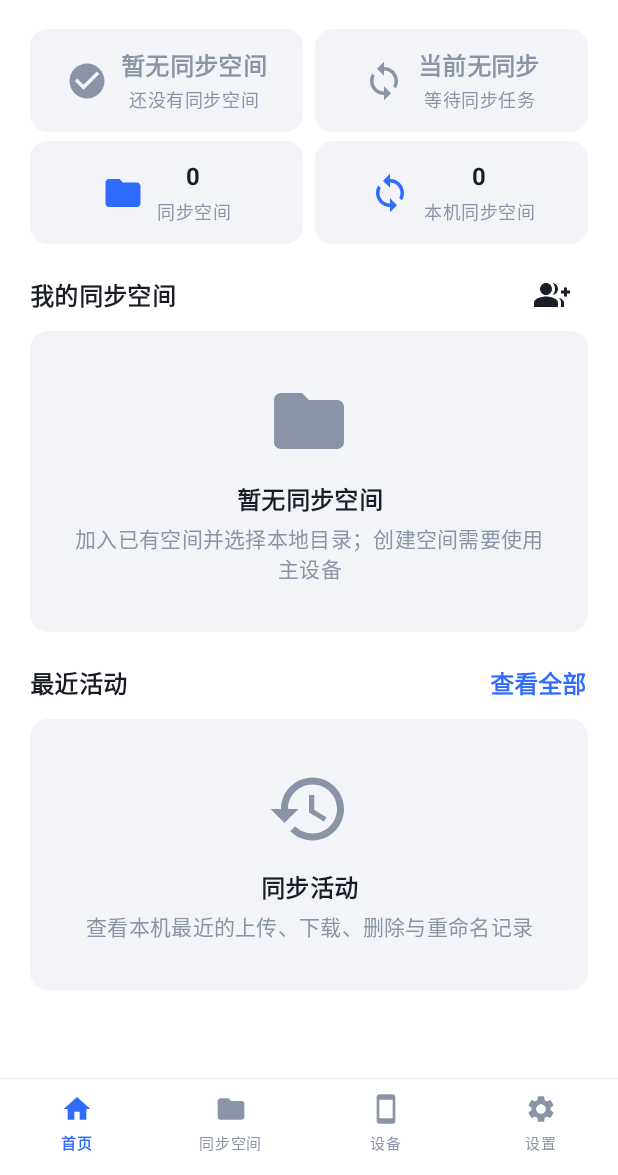
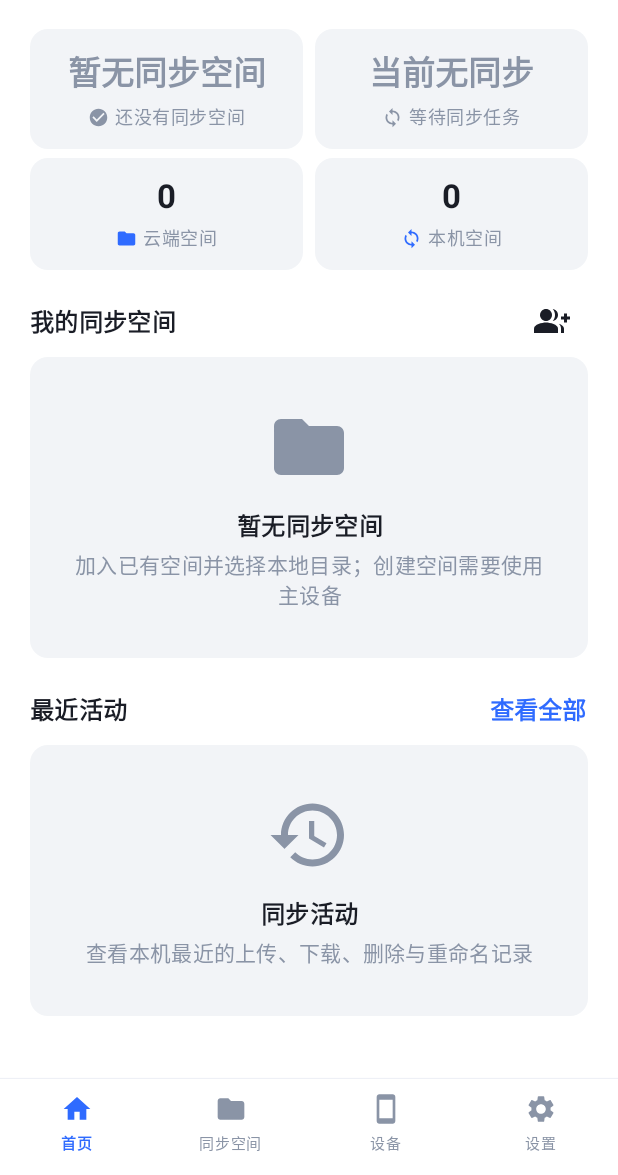
Before and after one commit to zscmeditate/PhotoSync, an Android app built with Jetpack Compose: the HomeScreen screen opened through its navigation route, on a phone screen of 412 x 824 dp, the part 61-1236 px from its top. Run offline under Robolectric (Android 15) with nearby library versions, the phone set to English and light mode, and no system bars; our stand-ins replace Room's generated code; libraries missing offline, so code that uses them is left out: com.jakewharton.retrofit2; network calls fail; 3 statements that could not run were skipped.

Commit message:
fix(android): 修复加入空间状态、孤儿映射与同步队列阻塞
- 加入空间列表隐藏待审批(pending)空间，管理员拒绝后可再次申请
- 刷新空间时清理已删除空间遗留的本地映射，避免本地目录被误判为已占用
- 云端事件永久失败不再阻塞后续事件，仅停止游标确认，避免删除任务长期卡住
- 同步改用应用级作用域，返回上一页不中断传输，并回收被中断的 RUNNING 任务
- 识别 STORAGE_FULL 并记录非 2xx 请求日志，便于定位服务端错误
- 更新应用名称与版本号

```diff
--- a/android/app/src/main/java/com/photosync/app/MainActivity.kt
+++ b/android/app/src/main/java/com/photosync/app/MainActivity.kt
@@ -11,8 +11,11 @@ import androidx.compose.foundation.layout.fillMaxSize
 import androidx.compose.material3.Surface
 import androidx.compose.ui.Modifier
 import androidx.core.content.ContextCompat
+import androidx.lifecycle.lifecycleScope
 import com.photosync.app.ui.navigation.AppRoot
 import com.photosync.app.ui.theme.PhotoSyncTheme
+import kotlinx.coroutines.Dispatchers
+import kotlinx.coroutines.launch
 
 class MainActivity : ComponentActivity() {
 
@@ -32,6 +35,15 @@ class MainActivity : ComponentActivity() {
         }
     }
 
+    override fun onResume() {
+        super.onResume()
+        // 导入/切换应用回来后，清理被取消的同步残留在「进行中」的任务（引擎空闲时才会生效）
+        val container = (application as PhotoSyncApp).container
+        lifecycleScope.launch(Dispatchers.IO) {
+            container.syncEngine.recoverAbortedTasksIfIdle()
+        }
+    }
+
     private fun requestNotificationPermissionIfNeeded() {
         if (Build.VERSION.SDK_INT < Build.VERSION_CODES.TIRAMISU) return
         val granted = ContextCompat.checkSelfPermission(
--- a/android/app/src/main/java/com/photosync/app/PhotoSyncApp.kt
+++ b/android/app/src/main/java/com/photosync/app/PhotoSyncApp.kt
@@ -10,20 +10,20 @@ import kotlinx.coroutines.launch
 
 class PhotoSyncApp : Application() {
 
-    private val appScope = CoroutineScope(SupervisorJob() + Dispatchers.IO)
+    /** 应用级作用域：界面销毁后仍需继续的同步等长任务使用。 */
+    val appScope = CoroutineScope(SupervisorJob() + Dispatchers.IO)
 
     lateinit var container: AppContainer
         private set
 
     override fun onCreate() {
         super.onCreate()
-        val processStartedAt = System.currentTimeMillis()
         container = AppContainer(this)
         container.syncProgressNotifier.start()
         SyncScheduler.enqueue(this)
         appScope.launch {
             // 上次进程被杀时中断的传输不会继续，退回队列，避免界面把陈旧任务显示成「进行中」
-            container.syncRepository.recoverStaleRunning(processStartedAt)
+            container.syncEngine.recoverAbortedTasksIfIdle()
             SyncScheduler.reschedule(this@PhotoSyncApp)
         }
         container.syncRealtimeClient.start()
--- a/android/app/src/main/java/com/photosync/app/data/remote/ApiModels.kt
+++ b/android/app/src/main/java/com/photosync/app/data/remote/ApiModels.kt
@@ -103,6 +103,8 @@ data class SpaceDto(
     val description: String? = null,
     val revision: String = "0",
     val role: String,
+    /** 本机最近一次加入申请的状态；null 表示从未申请或接口未提供。 */
+    val joinRequestStatus: String? = null,
     val memberCount: Int = 0,
     val mappingCount: Int = 0,
     val createdAt: String? = null,
--- a/android/app/src/main/java/com/photosync/app/data/repository/SyncRepository.kt
+++ b/android/app/src/main/java/com/photosync/app/data/repository/SyncRepository.kt
@@ -136,9 +136,9 @@ class SyncRepository(
     suspend fun recoverRunning(spaceId: String) =
         taskDao.recoverRunning(spaceId, System.currentTimeMillis())
 
-    /** 应用进程启动时调用：上次进程被杀时残留的 RUNNING 任务实际已中断，退回队列等待重新执行。 */
-    suspend fun recoverStaleRunning(processStartAt: Long) =
-        taskDao.recoverStaleRunning(processStartAt, System.currentTimeMillis())
+    /** 引擎空闲时调用：上次被取消/进程被杀残留的 RUNNING 任务实际已中断，退回队列等待重新执行。 */
+    suspend fun recoverAllRunning() =
+        taskDao.recoverAllRunning(System.currentTimeMillis())
 
     /** 恢复上次同步被中断后停留在“扫描中”的映射，否则它会被 syncMappings 过滤而永不参与同步。 */
     suspend fun recoverScanning(spaceId: String) = mappingDao.recoverScanning(spaceId)
--- a/android/app/src/main/java/com/photosync/app/data/sync/SyncEngine.kt
+++ b/android/app/src/main/java/com/photosync/app/data/sync/SyncEngine.kt
@@ -25,6 +25,7 @@ import com.photosync.app.data.repository.SyncRepository
 import com.photosync.app.data.remote.SyncLockRequest
 import kotlinx.coroutines.CancellationException
 import kotlinx.coroutines.coroutineScope
+import kotlinx.coroutines.NonCancellable
 import kotlinx.coroutines.delay
 import kotlinx.coroutines.flow.MutableStateFlow
 import kotlinx.coroutines.flow.StateFlow
@@ -34,6 +35,7 @@ import kotlinx.coroutines.isActive
 import kotlinx.coroutines.launch
 import kotlinx.coroutines.sync.Mutex
 import kotlinx.coroutines.sync.withLock
+import kotlinx.coroutines.withContext
 import java.io.ByteArrayInputStream
 import java.io.IOException
 
@@ -182,6 +184,23 @@ class SyncEngine(
      * 供「刷新」按钮使用，成本低、可频繁触发。
      */
     suspend fun runQueuedTasks(): SyncRunResult = syncMutex.withLock { runQueuedTasksLocked() }
+
+    /**
+     * 进程启动或界面回到前台时调用：引擎空闲说明没有任何传输在执行，
+     * 此时仍停留在 RUNNING 的任务一定是上次被取消（离开页面、Worker 被系统停止）或进程被杀留下的，
+     * 统一退回待执行队列，避免界面一直显示「进行中」却没有任何进度。
+     * 在同步锁内执行，正在同步时直接跳过，不会干扰真实传输。
+     */
+    suspend fun recoverAbortedTasksIfIdle() {
+        if (!syncMutex.tryLock()) return
+        try {
+            if (_taskProgress.value.isNotEmpty() || _syncingSpaceIds.value.isNotEmpty()) return
+            repository.recoverAllRunning()
+        } finally {
+            syncMutex.unlock()
+        }
+    }
+
 
     private suspend fun runQueuedTasksLocked(): SyncRunResult {
         val deviceId = repository.currentDeviceId() ?: return SyncRunResult.FAILURE
@@ -686,6 +705,8 @@ class SyncEngine(
             // 用户取消或移到队列末尾：任务行已被删除或重置为 PENDING，本次不再写入状态
             return SyncRunResult.SUCCESS
         } catch (e: CancellationException) {
+            // 同步被取消（离开页面、Worker 被系统停止）：把运行中的任务退回队列，避免一直卡在「进行中」
+            withContext(NonCancellable) { repository.recoverRunning(current.spaceId) }
             throw e
         } catch (e: FolderAccessException) {
             return failUpload(current, "ACCESS_REVOKED", e.message ?: "本地目录授权已失效")
@@ -775,6 +796,8 @@ class SyncEngine(
             }
             return SyncRunResult.SUCCESS
         } catch (e: CancellationException) {
+            // 同步被取消：把运行中的变更任务退回队列，避免一直卡在「进行中」
+            withContext(NonCancellable) { repository.recoverRunning(current.spaceId) }
             throw e
         } catch (e: SyncPlanningException) {
             return failUpload(current, "SYNC_CONTRACT_INVALID", e.message ?: "同步数据无效")
@@ -877,6 +900,9 @@ class SyncEngine(
             }
 
             // 阶段三：逐个处理并确认；游标随确认推进，失败时保持不动（下次重拉重试）。
+            // 永久失败只阻断游标，后续独立事件仍可执行并落库，但一律不确认；
+            // 否则前面一个路径冲突会让后面已预建的删除任务永远停在等待状态。
+            var eventFailed = false
             for (event in events) {
                 val revision = DecimalContract.revision(event.revision)
                 val phaseName = event.payload?.newFileName
@@ -891,8 +917,9 @@ class SyncEngine(
                 when (processEvent(spaceId, deviceId, rules, event)) {
                     SyncRunResult.SUCCESS -> Unit
                     SyncRunResult.RETRY -> return SyncRunResult.RETRY
-                    SyncRunResult.FAILURE -> return SyncRunResult.FAILURE
-                }
+                    SyncRunResult.FAILURE -> eventFailed = true
+                }
+                if (eventFailed) continue
                 val ack = when (
                     val result = apiCall {
                         api.acknowledgeChanges(spaceId, SyncAckRequest(deviceId, revision))
@@ -920,7 +947,7 @@ class SyncEngine(
                     )
                 )
             }
-            return SyncRunResult.SUCCESS
+            return if (eventFailed) SyncRunResult.FAILURE else SyncRunResult.SUCCESS
         } catch (e: CancellationException) {
             throw e
         } catch (e: Exception) {
@@ -1359,6 +1386,8 @@ class SyncEngine(
             // 队列末尾：任务行已重置为 PENDING，下一轮（或本轮其他任务之后）继续
             return SyncRunResult.SUCCESS
         } catch (e: CancellationException) {
+            // 同步被取消（离开页面、Worker 被系统停止）：把运行中的下载退回队列，避免一直卡在「进行中」
+            withContext(NonCancellable) { repository.recoverRunning(current.spaceId) }
             throw e
         } catch (e: DownloadRequestFailureException) {
             return downloadRequestFailure(current, e.failure)
--- a/android/app/src/main/java/com/photosync/app/di/AppContainer.kt
+++ b/android/app/src/main/java/com/photosync/app/di/AppContainer.kt
@@ -5,6 +5,7 @@ import androidx.room.Room
 import com.photosync.app.data.local.MIGRATION_1_2
 import com.photosync.app.data.local.MIGRATION_2_3
 import com.photosync.app.data.local.MIGRATION_3_4
+import com.photosync.app.data.local.MIGRATION_4_5
 import com.photosync.app.data.local.SpaceCoverStore
 import com.photosync.app.data.local.SyncDatabase
 import com.photosync.app.data.prefs.PendingBindingStore
@@ -43,7 +44,7 @@ class AppContainer(context: Context) {
         SyncDatabase::class.java,
         "photosync.db"
     )
-        .addMigrations(MIGRATION_1_2, MIGRATION_2_3, MIGRATION_3_4)
+        .addMigrations(MIGRATION_1_2, MIGRATION_2_3, MIGRATION_3_4, MIGRATION_4_5)
         // 未命中迁移的结构变化直接重建（旧版本库自动清空，避免旧数据干扰）
         .fallbackToDestructiveMigration()
         .build()
--- a/android/app/src/main/java/com/photosync/app/ui/components/CommonComponents.kt
+++ b/android/app/src/main/java/com/photosync/app/ui/components/CommonComponents.kt
@@ -48,6 +48,7 @@ import androidx.compose.ui.text.font.FontWeight
 import androidx.compose.ui.text.input.KeyboardType
 import androidx.compose.ui.text.input.VisualTransformation
 import androidx.compose.ui.text.style.TextAlign
+import androidx.compose.ui.text.style.TextOverflow
 import androidx.compose.ui.unit.dp
 import androidx.compose.ui.unit.sp
 import com.photosync.app.ui.theme.AccentCyan
@@ -59,6 +60,72 @@ import com.photosync.app.ui.theme.RadiusCard
 import com.photosync.app.ui.theme.SuccessGreen
 import com.photosync.app.ui.theme.SurfaceSoft
 import com.photosync.app.ui.theme.WarningOrange
+
+/**
+ * 统计卡片：上方一行大字（可选右侧灰色小字，如文件总大小），下方一行「小图标 + 小字」。
+ */
+@Composable
+fun StatTile(
+    title: String,
+    label: String,
+    icon: ImageVector,
+    tint: Color,
+    modifier: Modifier = Modifier,
+    trailing: String? = null,
+    titleColor: Color = tint,
+    iconModifier: Modifier = Modifier,
+    onClick: (() -> Unit)? = null
+) {
+    Column(
+        modifier = modifier
+            .clip(RoundedCornerShape(RadiusCard.dp))
+            .background(MaterialTheme.colorScheme.surfaceVariant)
+            .then(if (onClick != null) Modifier.clickable(onClick = onClick) else Modifier)
+            .padding(horizontal = 12.dp, vertical = 12.dp),
+        horizontalAlignment = Alignment.CenterHorizontally,
+        verticalArrangement = Arrangement.Center
+    ) {
+        Row(verticalAlignment = Alignment.CenterVertically) {
+            Text(
+                text = title,
+                color = titleColor,
+                style = MaterialTheme.typography.titleLarge,
+                fontWeight = FontWeight.Bold,
+                maxLines = 1,
+                overflow = TextOverflow.Ellipsis,
+                modifier = Modifier.weight(1f, fill = false)
+            )
+            if (!trailing.isNullOrBlank()) {
+                Spacer(Modifier.width(6.dp))
+                Text(
+                    text = trailing,
+                    color = OnSurfaceMuted,
+                    style = MaterialTheme.typography.labelSmall,
+                    maxLines = 1
+                )
+            }
+        }
+        Spacer(Modifier.height(4.dp))
+        Row(verticalAlignment = Alignment.CenterVertically) {
+            Icon(
+                imageVector = icon,
+                contentDescription = null,
+                tint = tint,
+                modifier = Modifier
+                    .size(14.dp)
+                    .then(iconModifier)
+            )
+            Spacer(Modifier.width(4.dp))
+            Text(
+                text = label,
+                color = OnSurfaceMuted,
+                style = MaterialTheme.typography.bodySmall,
+                maxLines = 1,
+                overflow = TextOverflow.Ellipsis
+            )
+        }
+    }
+}
 
 /** 醒目主按钮（纯蓝大按钮，设计图样式） */
 @Composable
--- a/android/app/src/main/java/com/photosync/app/ui/home/HomeScreen.kt
+++ b/android/app/src/main/java/com/photosync/app/ui/home/HomeScreen.kt
@@ -87,6 +87,7 @@ import com.photosync.app.data.sync.SpaceTaskCompletion
 import com.photosync.app.ui.components.AppSnackbarHost
 import com.photosync.app.ui.components.EmptyStateView
 import com.photosync.app.ui.components.SectionHeader
+import com.photosync.app.ui.components.StatTile
 import com.photosync.app.ui.components.SyncStatus
 import com.photosync.app.ui.components.SyncStatusChip
 import com.photosync.app.ui.devices.DeviceListScreen
@@ -380,7 +381,7 @@ private fun HomeOverviewTab(
                 icon = Icons.Filled.Folder,
                 tint = PrimaryBlue,
                 title = "${spaces.size}",
-                subtitle = "同步空间",
+                subtitle = "云端空间",
                 titleColor = MaterialTheme.colorScheme.onBackground,
                 modifier = Modifier
                     .weight(1f)
@@ -390,7 +391,7 @@ private fun HomeOverviewTab(
                 icon = Icons.Filled.Sync,
                 tint = PrimaryBlue,
                 title = "${mappings.size}",
-                subtitle = "本机同步空间",
+                subtitle = "本机空间",
                 titleColor = MaterialTheme.colorScheme.onBackground,
                 modifier = Modifier
                     .weight(1f)
@@ -525,7 +526,7 @@ private fun syncRemainingText(stats: SyncTaskStats?, session: SpaceTaskCompletio
     return if (lines.isEmpty()) "正在同步…" else lines.joinToString("\n")
 }
 
-/** 顶部卡片统一样式：左侧图标，右侧上下两行文字（水平居中、垂直居中）。 */
+/** 顶部卡片统一样式：上方一行大字，下方一行「小图标 + 小字」。 */
 @Composable
 private fun OverviewCard(
     icon: ImageVector,
@@ -536,47 +537,15 @@ private fun OverviewCard(
     iconModifier: Modifier = Modifier,
     titleColor: Color = tint
 ) {
-    Row(
+    StatTile(
+        title = title,
+        label = subtitle,
+        icon = icon,
+        tint = tint,
+        titleColor = titleColor,
+        iconModifier = iconModifier,
         modifier = modifier
-            .fillMaxWidth()
-            .clip(RoundedCornerShape(12.dp))
-            .background(MaterialTheme.colorScheme.surfaceVariant)
-            .padding(12.dp),
-        horizontalArrangement = Arrangement.Center,
-        verticalAlignment = Alignment.CenterVertically
-    ) {
-        Icon(
-            imageVector = icon,
-            contentDescription = null,
-            tint = tint,
-            modifier = Modifier
-                .size(28.dp)
-                .then(iconModifier)
-        )
-        Spacer(Modifier.width(8.dp))
-        Column(
-            horizontalAlignment = Alignment.CenterHorizontally
-        ) {
-            Text(
-                text = title,
-                color = titleColor,
-                style = MaterialTheme.typography.titleMedium,
-                fontWeight = FontWeight.Bold,
-                maxLines = 1,
-                overflow = TextOverflow.Ellipsis,
-                textAlign = TextAlign.Center
-            )
-            Spacer(Modifier.height(2.dp))
-            Text(
-                text = subtitle,
-                color = OnSurfaceMuted,
-                style = MaterialTheme.typography.bodySmall,
-                maxLines = 2,
-                overflow = TextOverflow.Ellipsis,
-                textAlign = TextAlign.Center
-            )
-        }
-    }
+    )
 }
 
 @Composable
--- a/android/app/src/main/java/com/photosync/app/ui/spaces/JoinSpaceScreen.kt
+++ b/android/app/src/main/java/com/photosync/app/ui/spaces/JoinSpaceScreen.kt
@@ -83,7 +83,7 @@ fun JoinSpaceScreen(
                     EmptyStateView(
                         icon = Icons.Filled.Folder,
                         title = "暂无可加入的空间",
-                        subtitle = "同一账号下其他设备创建的空间会显示在这里；已在本机绑定目录的空间不会重复出现"
+                        subtitle = "同一账号下其他设备创建的空间会显示在这里；已绑定目录或正在等待审批的空间不会重复出现"
                     )
                 }
             }
--- a/android/app/src/main/java/com/photosync/app/ui/spaces/JoinSpaceViewModel.kt
+++ b/android/app/src/main/java/com/photosync/app/ui/spaces/JoinSpaceViewModel.kt
@@ -10,7 +10,7 @@ import kotlinx.coroutines.flow.StateFlow
 import kotlinx.coroutines.flow.asStateFlow
 import kotlinx.coroutines.launch
 
-/** 列出当前账号下已经存在、但本机尚未绑定目录的空间，供「加入空间」选择。 */
+/** 列出本机未绑定目录且没有待审批申请的空间，供「加入空间」选择。 */
 class JoinSpaceViewModel(
     private val spaceRepository: SpaceRepository
 ) : ViewModel() {
@@ -47,6 +47,8 @@ class JoinSpaceViewModel(
         }
         val candidates = mutableListOf<LocalSpace>()
         for (space in spaceRepository.getAllSpaces()) {
+            // 待审批期间不允许重复申请；管理员拒绝后状态变为 rejected，可重新出现。
+            if (space.joinRequestStatus == "pending") continue
             when (val result = spaceRepository.hasDeviceMapping(space.id, deviceId)) {
                 is ApiResult.Success -> if (!result.data) candidates += space
                 is ApiResult.Failure -> {
--- a/android/app/src/main/java/com/photosync/app/ui/util/ErrorMessages.kt
+++ b/android/app/src/main/java/com/photosync/app/ui/util/ErrorMessages.kt
@@ -45,6 +45,7 @@ object ErrorMessages {
             "BULK_DELETE_CONFIRMATION_REQUIRED" -> "检测到大量删除，需确认后才能继续"
             "OBJECT_NOT_FOUND" -> "远端文件内容已丢失，无法下载"
             "SYNC_CONFLICT" -> "同步状态冲突，请刷新后重试"
+            "STORAGE_FULL" -> "服务器存储空间不足，请清理服务器磁盘后重试"
             "INTERNAL_ERROR" -> "服务器内部错误，请稍后重试"
             "ACCESS_REVOKED" -> "本地目录授权已失效，请重新授权"
             "LOCAL_FILE_MISSING" -> "本地文件已不存在"
--- a/android/app/src/main/res/values/strings.xml
+++ b/android/app/src/main/res/values/strings.xml
@@ -1,4 +1,4 @@
 <?xml version="1.0" encoding="utf-8"?>
 <resources>
-    <string name="app_name">多设备文件同步</string>
+    <string name="app_name">同步精灵</string>
 </resources>
```
Also changed, not shown: android/app/src/main/java/com/photosync/app/data/local/LocalSyncEntities.kt (+3 -11 lines), android/app/src/main/java/com/photosync/app/data/local/SyncDatabase.kt (+18 -2 lines), android/app/src/main/java/com/photosync/app/data/remote/ApiClient.kt (+14 -0 lines), android/app/src/main/java/com/photosync/app/data/repository/SpaceRepository.kt (+34 -16 lines), android/app/src/main/java/com/photosync/app/ui/spaces/SpaceDetailScreen.kt (+40 -40 lines), android/app/src/main/java/com/photosync/app/ui/spaces/SpaceDetailViewModel.kt (+13 -4 lines), 1 other file.
